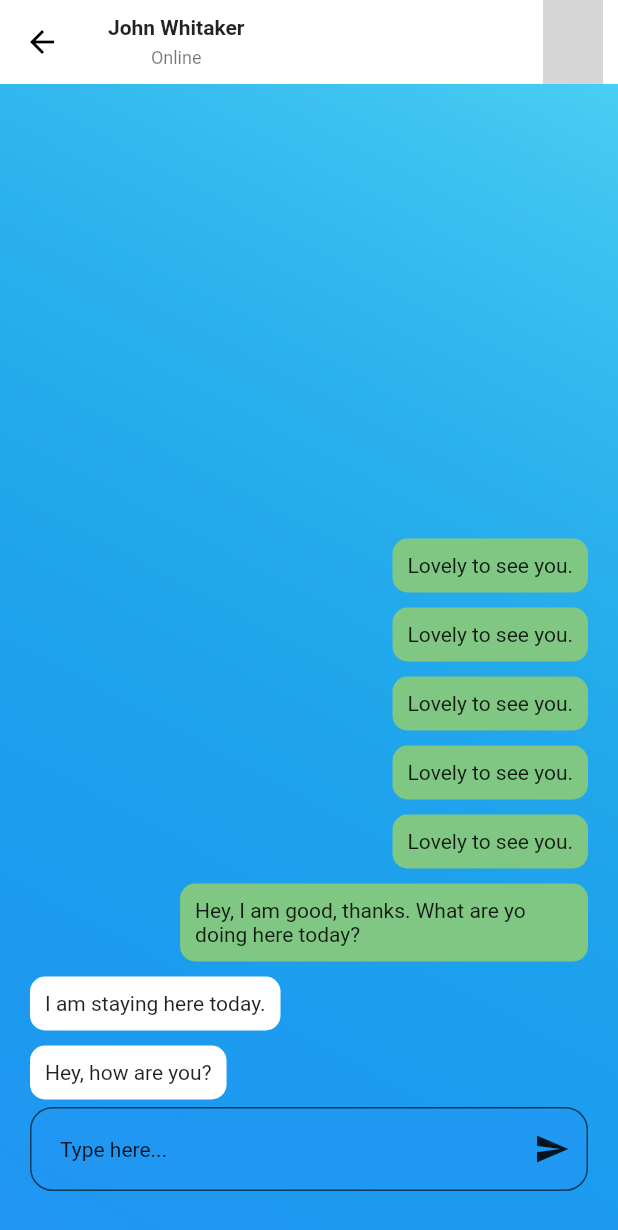
After one commit to Chivas1717/chat-wave, a Flutter app: the ChatScreen screen opened directly, on a phone screen of 412 x 824 dp. The commit adds this screen. Shown: the top 1230 px of the screen. Run offline on Flutter 3.47's test engine with Material 2 defaults, Android fonts, the phone set to English and light mode, and no system bars; drawn by our look-alikes of wave; our stand-ins replace bot_toast, dartz, dio, easy_localization, equatable, flutter_svg and 5 more; missing offline and left inert: draggable_fab, fimber, flutter_app_badger; accounts and stored records are empty; network calls fail; grey boxes are pictures that could not be loaded.

Commit message:
feat: chat screen added

```diff
--- a/lib/features/auth/presentation/flow_1/cubit/_state.dart
+++ /dev/null
@@ -1,6 +0,0 @@
-// part of '_cubit.dart';
-
-// @immutable
-// abstract class SampleState {}
-
-// class SampleInitial extends SampleState {}
--- /dev/null
+++ b/lib/features/chats/data/models/chat_model.dart
@@ -0,0 +1,65 @@
+import 'message_model.dart';
+import 'user_model.dart';
+
+class Chat {
+  final String? id;
+  final List<User>? users;
+  final List<Message>? messages;
+
+  const Chat({
+    this.id,
+    this.users = const <User>[],
+    this.messages = const <Message>[],
+  });
+
+  Chat copyWith({
+    String? id,
+    List<User>? users,
+    List<Message>? messages,
+  }) {
+    return Chat(
+      id: id ?? this.id,
+      users: users ?? this.users,
+      messages: messages ?? this.messages,
+    );
+  }
+
+  static List<Chat> chats = [
+    Chat(
+      id: '0',
+      users:
+          User.users.where((user) => user.id == '1' || user.id == '2').toList(),
+      messages: Message.messages
+          .where(
+            (message) =>
+                (message.senderId == '1' || message.senderId == '2') &
+                (message.recipientId == '1' || message.recipientId == '2'),
+          )
+          .toList(),
+    ),
+    Chat(
+      id: '1',
+      users:
+          User.users.where((user) => user.id == '1' || user.id == '3').toList(),
+      messages: Message.messages
+          .where(
+            (message) =>
+                (message.senderId == '1' || message.senderId == '3') &
+                (message.recipientId == '1' || message.recipientId == '3'),
+          )
+          .toList(),
+    ),
+    Chat(
+      id: '2',
+      users:
+          User.users.where((user) => user.id == '1' || user.id == '4').toList(),
+      messages: Message.messages
+          .where(
+            (message) =>
+                (message.senderId == '1' || message.senderId == '4') &
+                (message.recipientId == '1' || message.recipientId == '4'),
+          )
+          .toList(),
+    ),
+  ];
+}
--- /dev/null
+++ b/lib/features/chats/data/models/message_model.dart
@@ -0,0 +1,150 @@
+class Message {
+  final String senderId;
+  final String recipientId;
+  final String text;
+  final DateTime createdAt;
+
+  const Message({
+    required this.senderId,
+    required this.recipientId,
+    required this.text,
+    required this.createdAt,
+  });
+
+  static List<Message> messages = [
+    Message(
+      senderId: '1',
+      recipientId: '2',
+      text: 'Hey, how are you?',
+      createdAt: DateTime(2022, 08, 01, 10, 10, 10),
+    ),
+    Message(
+      senderId: '1',
+      recipientId: '2',
+      text: 'I am staying here today.',
+      createdAt: DateTime(2022, 08, 01, 10, 10, 10).add(
+        const Duration(seconds: 30),
+      ),
+    ),
+    Message(
+      senderId: '2',
+      recipientId: '1',
+      text: 'Hey, I am good, thanks. What are yo doing here today?',
+      createdAt: DateTime(2022, 08, 01, 10, 10, 10).add(
+        const Duration(seconds: 120),
+      ),
+    ),
+    Message(
+      senderId: '2',
+      recipientId: '1',
+      text: 'Lovely to see you.',
+      createdAt: DateTime(2022, 08, 01, 10, 10, 10).add(
+        const Duration(seconds: 200),
+      ),
+    ),
+    Message(
+      senderId: '2',
+      recipientId: '1',
+      text: 'Lovely to see you.',
+      createdAt: DateTime(2022, 08, 01, 10, 10, 10).add(
+        const Duration(seconds: 200),
+      ),
+    ),
+    Message(
+      senderId: '2',
+      recipientId: '1',
+      text: 'Lovely to see you.',
+      createdAt: DateTime(2022, 08, 01, 10, 10, 10).add(
+        const Duration(seconds: 200),
+      ),
+    ),
+    Message(
+      senderId: '2',
+      recipientId: '1',
+      text: 'Lovely to see you.',
+      createdAt: DateTime(2022, 08, 01, 10, 10, 10).add(
+        const Duration(seconds: 200),
+      ),
+    ),
+    Message(
+      senderId: '2',
+      recipientId: '1',
+      text: 'Lovely to see you.',
+      createdAt: DateTime(2022, 08, 01, 10, 10, 10).add(
+        const Duration(seconds: 200),
+      ),
+    ),
+    Message(
+      senderId: '1',
+      recipientId: '3',
+      text: 'Hey, how are you?',
+      createdAt: DateTime(2022, 08, 01, 10, 10, 10),
+    ),
+    Message(
+      senderId: '1',
+      recipientId: '3',
+      text: 'I am staying here today.',
+      createdAt: DateTime(2022, 08, 01, 10, 10, 10).add(
+        const Duration(seconds: 120),
+      ),
+    ),
+    Message(
+      senderId: '3',
+      recipientId: '1',
+      text: 'I am good, thanks. What are yo doing here today?',
+      createdAt: DateTime(2022, 08, 01, 10, 10, 10).add(
+        const Duration(seconds: 200),
+      ),
+    ),
+    Message(
+      senderId: '3',
+      recipientId: '1',
+      text: 'How are you doing today?',
+      createdAt: DateTime(2022, 08, 01, 10, 10, 10).add(
+        const Duration(seconds: 300),
+      ),
+    ),
+    Message(
+      senderId: '1',
+      recipientId: '4',
+      text: 'Hey, how are you?',
+      createdAt: DateTime(2022, 08, 01, 10, 10, 10),
+    ),
+    Message(
+      senderId: '1',
+      recipientId: '4',
+      text: 'I am staying here today.',
+      createdAt: DateTime(2022, 08, 01, 10, 10, 10).add(
+        const Duration(seconds: 120),
+      ),
+    ),
+    Message(
+      senderId: '4',
+      recipientId: '1',
+      text: 'Hey, I am good, thanks. What are yo doing here today?',
+      createdAt: DateTime(2022, 08, 01, 10, 10, 10).add(
+        const Duration(seconds: 250),
+      ),
+    ),
+    Message(
+      senderId: '4',
+      recipientId: '1',
+      text: 'What is the issue?',
+      createdAt: DateTime(2022, 08, 01, 10, 10, 10).add(
+        const Duration(seconds: 400),
+      ),
+    ),
+    Message(
+      senderId: '1',
+      recipientId: '5',
+      text: 'Hey, how are you?',
+      createdAt: DateTime(2022, 08, 01, 10, 10, 20),
+    ),
+    Message(
+      senderId: '1',
+      recipientId: '6',
+      text: 'Hey, how are you?',
+      createdAt: DateTime(2022, 08, 01, 10, 10, 40),
+    ),
+  ];
+}
--- /dev/null
+++ b/lib/features/chats/data/models/user_model.dart
@@ -0,0 +1,58 @@
+class User {
+  final String id;
+  final String name;
+  final String surname;
+  final String imageUrl;
+
+  const User({
+    required this.id,
+    required this.name,
+    required this.surname,
+    required this.imageUrl,
+  });
+
+  static const List<User> users = [
+    User(
+      id: '1',
+      name: 'John',
+      surname: 'Whitaker',
+      imageUrl:
+          'https://images.unsplash.com/photo-1657299143322-934f44698807?ixlib=rb-1.2.1&ixid=MnwxMjA3fDF8MHxwaG90by1wYWdlfHx8fGVufDB8fHx8&auto=format&fit=crop&w=1287&q=80',
+    ),
+    User(
+      id: '2',
+      name: 'Alex',
+      surname: 'Brown',
+      imageUrl:
+          'https://images.unsplash.com/photo-1659661234411-1c3605f2cf3b?ixlib=rb-1.2.1&ixid=MnwxMjA3fDB8MHxwaG90by1wYWdlfHx8fGVufDB8fHx8&auto=format&fit=crop&w=1292&q=80',
+    ),
+    User(
+      id: '3',
+      name: 'Lisa',
+      surname: 'Jones',
+      imageUrl:
+          'https://images.unsplash.com/photo-1659798513836-be95d1321735?ixlib=rb-1.2.1&ixid=MnwxMjA3fDB8MHxwaG90by1wYWdlfHx8fGVufDB8fHx8&auto=format&fit=crop&w=1288&q=80',
+    ),
+    User(
+      id: '4',
+      name: 'Anthony',
+      surname: 'Jones',
+      imageUrl:
+          'https://images.unsplash.com/photo-1657299141984-dd9196274cde?ixlib=rb-1.2.1&ixid=MnwxMjA3fDF8MHxwaG90by1wYWdlfHx8fGVufDB8fHx8&auto=format&fit=crop&w=987&q=80',
+    ),
+    User(
+      id: '5',
+      name: 'Kathy',
+      surname: 'Ball',
+      imageUrl:
+          'https://images.unsplash.com/photo-1659788496199-01c0436a16f4?ixlib=rb-1.2.1&ixid=MnwxMjA3fDB8MHxwaG90by1wYWdlfHx8fGVufDB8fHx8&auto=format&fit=crop&w=1319&q=80',
+    ),
+    User(
+      id: '6',
+      name: 'Mark',
+      surname: 'Lost',
+      imageUrl:
+          'https://images.unsplash.com/photo-1659763708148-71eaeee1101e?ixlib=rb-1.2.1&ixid=MnwxMjA3fDB8MHxwaG90by1wYWdlfHx8fGVufDB8fHx8&auto=format&fit=crop&w=1287&q=80',
+    ),
+  ];
+}
--- /dev/null
+++ b/lib/features/chats/presentation/screens/chat_screen.dart
@@ -0,0 +1,254 @@
+import 'package:clean_architecture_template/features/chats/data/models/chat_model.dart';
+import 'package:clean_architecture_template/features/chats/data/models/message_model.dart';
+import 'package:clean_architecture_template/features/chats/data/models/user_model.dart';
+import 'package:flutter/material.dart';
+import 'package:wave/config.dart';
+import 'package:wave/wave.dart';
+
+class ChatScreen extends StatefulWidget {
+  const ChatScreen({Key? key}) : super(key: key);
+
+  @override
+  State<ChatScreen> createState() => _ChatScreenState();
+}
+
+class _ChatScreenState extends State<ChatScreen> with TickerProviderStateMixin {
+  ScrollController scrollController = ScrollController();
+  late AnimationController chatAnimationController;
+  TextEditingController textEditingController = TextEditingController();
+  late String text;
+  late User user;
+  late Chat chat;
+
+  @override
+  void initState() {
+    chatAnimationController = AnimationController(
+      vsync: this,
+      duration: const Duration(milliseconds: 500),
+    );
+    WidgetsBinding.instance.addPostFrameCallback((_) => showChat());
+    user = User.users[0];
+    chat = Chat.chats[0];
+    super.initState();
+  }
+
+  @override
+  Widget build(BuildContext context) {
+    return Container(
+      decoration: BoxDecoration(
+        gradient: LinearGradient(
+          begin: Alignment.topLeft,
+          end: Alignment.topRight,
+          colors: [
+            Theme.of(context).colorScheme.secondary,
+            Theme.of(context).colorScheme.primary,
+          ],
+        ),
+      ),
+      child: Scaffold(
+        appBar: _CustomAppBar(user: user),
+        backgroundColor: Colors.white,
+        body: SlideTransition(
+          position: Tween<Offset>(begin: const Offset(0, 1), end: Offset.zero)
+              .animate(chatAnimationController),
+          child: Stack(
+            children: [
+              WaveWidget(
+                config: CustomConfig(
+                  gradients: [
+                    [Colors.blue, Color(0xEEccf9ff)],
+                    [Colors.blue[800]!, Color(0xEE7ce8ff)],
+                    [Colors.blue, Color(0x6655d0ff)],
+                    [Colors.blue, Color(0x5500acdf)]
+                  ],
+                  durations: [35000, 19440, 10800, 6000],
+                  heightPercentages: [-0.07, -0.03, -0.08, -0.05],
+                  gradientBegin: Alignment.bottomLeft,
+                  gradientEnd: Alignment.topRight,
+                ),
+                size: Size(double.infinity, double.infinity),
+                waveAmplitude: 0,
+              ),
+              Container(
+                margin: const EdgeInsets.only(top: 10.0),
+                padding: const EdgeInsets.symmetric(
+                  horizontal: 20.0,
+                  vertical: 30.0,
+                ),
+                decoration: BoxDecoration(
+                  color: Colors.transparent,
+                  // borderRadius: const BorderRadius.only(
+                  //   topLeft: Radius.circular(50.0),
+                  //   topRight: Radius.circular(50.0),
+                  // ),
+                ),
+                height: MediaQuery.of(context).size.height,
+                child: Column(
+                  crossAxisAlignment: CrossAxisAlignment.start,
+                  children: [
+                    _ChatMessages(
+                      scrollController: scrollController,
+                      chat: chat,
+                    ),
+                    TextFormField(
+                      controller: textEditingController,
+                      onChanged: (value) {
+                        setState(() {
+                          text = value;
+                        });
+                      },
+                      style: Theme.of(context).textTheme.bodyMedium,
+                      decoration: InputDecoration(
+                        filled: true,
+                        fillColor: Theme.of(context)
+                            .colorScheme
+                            .secondary
+                            .withAlpha(150),
+                        hintText: 'Type here...',
+                        hintStyle: Theme.of(context).textTheme.bodyMedium,
+                        // disabledBorder: const OutlineInputBorder(
+                        //   // width: 0.0 produces a thin "hairline" border
+                        //   borderSide:
+                        //       const BorderSide(color: Colors.white, width: 1.0),
+                        // ),
+                        border: OutlineInputBorder(
+                          borderRadius: BorderRadius.circular(15.0),
+                          borderSide:
+                              const BorderSide(color: Colors.white, width: 1.0),
+                        ),
+                        contentPadding: const EdgeInsets.all(20.0),
+                        suffixIcon: _buildIconButton(context),
+                      ),
+                    ),
+                  ],
+                ),
+              ),
+            ],
+          ),
+        ),
+      ),
+    );
+  }
+
+  showChat() {
+    chatAnimationController.forward();
+  }
+
+  IconButton _buildIconButton(BuildContext context) {
+    return IconButton(
+      icon: const Icon(Icons.send),
+      color: Theme.of(context).iconTheme.color,
+      onPressed: () {
+        Message message = Message(
+          senderId: '1',
+          recipientId: '2',
+          text: text,
+          createdAt: DateTime.now(),
+        );
+        List<Message> messages = List.from(chat.messages!)..add(message);
+        messages.sort((a, b) => b.createdAt.compareTo(a.createdAt));
+
+        setState(() {
+          chat = chat.copyWith(messages: messages);
+        });
+        scrollController.animateTo(
+          scrollController.position.minScrollExtent,
+          duration: const Duration(milliseconds: 300),
+          curve: Curves.easeIn,
+        );
+        textEditingController.clear();
+      },
+    );
+  }
+}
+
+class _ChatMessages extends StatelessWidget {
+  const _ChatMessages({
+    Key? key,
+    required this.scrollController,
+    required this.chat,
+  }) : super(key: key);
+
+  final ScrollController scrollController;
+  final Chat chat;
+
+  @override
+  Widget build(BuildContext context) {
+    return Expanded(
+      child: ListView.builder(
+        reverse: true,
+        controller: scrollController,
+        itemCount: chat.messages!.length,
+        itemBuilder: (context, index) {
+          Message message = chat.messages![index];
+          return Align(
+            alignment: (message.senderId == '1')
+                ? Alignment.centerLeft
+                : Alignment.centerRight,
+            child: Container(
+              constraints: BoxConstraints(
+                maxWidth: MediaQuery.of(context).size.width * 0.66,
+              ),
+              padding: const EdgeInsets.all(10.0),
+              margin: const EdgeInsets.symmetric(vertical: 5.0),
+              decoration: BoxDecoration(
+                color: (message.senderId == '1')
+                    ? Colors.white
+                    : Colors.green[300],
+                borderRadius: const BorderRadius.all(Radius.circular(10)),
+              ),
+              child: Text(
+                message.text,
+                style: Theme.of(context).textTheme.bodyMedium,
+              ),
+            ),
+          );
+        },
+      ),
+    );
+  }
+}
+
+class _CustomAppBar extends StatelessWidget implements PreferredSizeWidget {
+  const _CustomAppBar({
+    Key? key,
+    required this.user,
+  }) : super(key: key);
+
+  final User user;
+  @override
+  Widget build(BuildContext context) {
+    return AppBar(
+      backgroundColor: Colors.white,
+      iconTheme: IconThemeData(color: Colors.black),
+      title: Column(
+        children: [
+          Text(
+            '${user.name} ${user.surname}',
+            style: Theme.of(context)
+                .textTheme
+                .bodyLarge!
+                .copyWith(fontWeight: FontWeight.bold),
+          ),
+          const SizedBox(height: 5),
+          Text(
+            'Online',
+            style: Theme.of(context).textTheme.bodySmall,
+          ),
+        ],
+      ),
+      elevation: 0,
+      actions: [
+        Container(
+          margin: const EdgeInsets.only(right: 10.0),
+          child: CircleAvatar(
+            backgroundImage: NetworkImage(user.imageUrl),
+          ),
+        )
+      ],
+    );
+  }
+
+  @override
+  Size get preferredSize => const Size.fromHeight(56.0);
+}
--- a/lib/features/chats/presentation/screens/main_chats_screen.dart
+++ b/lib/features/chats/presentation/screens/main_chats_screen.dart
@@ -2,8 +2,8 @@ import 'package:clean_architecture_template/core/style/colors.dart';
 import 'package:clean_architecture_template/features/chats/presentation/widgets/chats_list.dart';
 import 'package:clean_architecture_template/features/chats/presentation/widgets/favorite_contacts.dart';
 import 'package:clean_architecture_template/features/chats/presentation/widgets/user_avatar.dart';
+import 'package:draggable_fab/draggable_fab.dart';
 import 'package:flutter/material.dart';
-import 'package:draggable_fab/draggable_fab.dart';
 
 class MainChatsScreen extends StatefulWidget {
   const MainChatsScreen({super.key});
@@ -17,16 +17,15 @@ class _MainChatsScreenState extends State<MainChatsScreen> {
 
   @override
   Widget build(BuildContext context) {
-    return SafeArea(
-      child: Scaffold(
+    return Scaffold(
       key: _globalKey,
-        backgroundColor: const Color(0xFF171717),
+      backgroundColor: const Color(0x550080bf),
       body: Stack(
         children: [
           Column(
             children: [
               Padding(
-                  padding: const EdgeInsets.only(top: 30, left: 5, right: 5),
+                padding: const EdgeInsets.only(top: 50, left: 5, right: 5),
                 child: Row(
                   mainAxisAlignment: MainAxisAlignment.spaceBetween,
                   children: [
@@ -101,14 +100,14 @@ class _MainChatsScreenState extends State<MainChatsScreen> {
             ],
           ),
           Positioned(
-              top: 150,
+            top: 160,
             left: 0,
             right: 0,
             child: Container(
               padding: const EdgeInsets.only(top: 15, left: 25, right: 25),
               height: 220,
               decoration: const BoxDecoration(
-                  color: Color(0xFF27c1a9),
+                color: Color(0xEE7ce8ff),
                 borderRadius: BorderRadius.only(
                   topLeft: Radius.circular(40),
                   topRight: Radius.circular(40),
@@ -141,7 +140,7 @@ class _MainChatsScreenState extends State<MainChatsScreen> {
           height: 65,
           width: 65,
           child: FloatingActionButton(
-              backgroundColor: const Color(0xFF27c1a9),
+            backgroundColor: const Color(0xEE7ce8ff),
             child: const Icon(
               Icons.add,
               size: 30,
@@ -153,7 +152,7 @@ class _MainChatsScreenState extends State<MainChatsScreen> {
       drawer: Drawer(
         width: 275,
         elevation: 30,
-          backgroundColor: Color(0xF3393838),
+        backgroundColor: const Color(0xF3393838),
         shape: const RoundedRectangleBorder(
           borderRadius: BorderRadius.horizontal(
             right: Radius.circular(40),
@@ -178,19 +177,23 @@ class _MainChatsScreenState extends State<MainChatsScreen> {
                 Column(
                   children: [
                     Row(
-                        children: const [
-                          Icon(
+                      children: [
+                        IconButton(
+                          onPressed: () {
+                            Navigator.of(context).pop();
+                          },
+                          icon: const Icon(
                             Icons.arrow_back_ios,
                             color: CColors.white,
                             size: 20,
                           ),
-                          SizedBox(
+                        ),
+                        const SizedBox(
                           width: 56,
                         ),
-                          Text(
+                        const Text(
                           'Settings',
-                            style:
-                                TextStyle(color: CColors.white, fontSize: 16),
+                          style: TextStyle(color: CColors.white, fontSize: 16),
                         ),
                       ],
                     ),
@@ -236,7 +239,6 @@ class _MainChatsScreenState extends State<MainChatsScreen> {
           ),
         ),
       ),
-      ),
     );
   }
 }
--- a/lib/features/chats/presentation/widgets/chat_row.dart
+++ b/lib/features/chats/presentation/widgets/chat_row.dart
@@ -1,4 +1,6 @@
 import 'package:clean_architecture_template/core/style/colors.dart';
+import 'package:clean_architecture_template/core/widgets/transitions/transitions.dart';
+import 'package:clean_architecture_template/features/chats/presentation/screens/chat_screen.dart';
 import 'package:clean_architecture_template/features/chats/presentation/widgets/user_avatar.dart';
 import 'package:flutter/material.dart';
 
@@ -18,7 +20,14 @@ class ChatRow extends StatefulWidget {
 class _ChatRowState extends State<ChatRow> {
   @override
   Widget build(BuildContext context) {
-    return Column(
+    return GestureDetector(
+      behavior: HitTestBehavior.translucent,
+      onTap: () {
+        Navigator.of(context).push(
+          FadePageTransition(child: ChatScreen()),
+        );
+      },
+      child: Column(
         children: [
           Row(
             crossAxisAlignment: CrossAxisAlignment.start,
@@ -65,8 +74,8 @@ class _ChatRowState extends State<ChatRow> {
                         backgroundColor: const Color(0xFF27c1a9),
                         child: Text(
                           '3',
-                        style:
-                            const TextStyle(fontSize: 10, color: CColors.white),
+                          style: const TextStyle(
+                              fontSize: 10, color: CColors.white),
                         ),
                       )
                   ],
@@ -79,6 +88,7 @@ class _ChatRowState extends State<ChatRow> {
             height: 20,
           )
         ],
+      ),
     );
   }
 }
--- a/lib/features/chats/presentation/widgets/chats_list.dart
+++ b/lib/features/chats/presentation/widgets/chats_list.dart
@@ -1,5 +1,3 @@
-import 'package:clean_architecture_template/core/style/colors.dart';
-import 'package:clean_architecture_template/features/chats/presentation/screens/main_chats_screen.dart';
 import 'package:clean_architecture_template/features/chats/presentation/widgets/chat_row.dart';
 import 'package:flutter/material.dart';
 
@@ -21,8 +19,7 @@ class _ChatsListState extends State<ChatsList> {
         ChatRow(img: 'img2.jpeg', name: 'Kalya', message: 'Hello, how are you'),
         ChatRow(img: 'img3.jpeg', name: 'Mary', message: 'Hello, how are you'),
         ChatRow(img: 'img4.jpg', name: 'Hellen', message: 'Hello, how are you'),
-        ChatRow(
-            img: 'img5.jpeg', name: 'Louren', message: 'Hello, how are you'),
+        ChatRow(img: 'img5.jpeg', name: 'Lren', message: 'Hello, how are you'),
         ChatRow(img: 'img6.jpeg', name: 'Tom', message: 'Hello, how are you'),
         ChatRow(img: 'img7.jpeg', name: 'Laura', message: 'Hello, how are you'),
       ],
```
Also changed, not shown: lib/features/auth/presentation/flow_1/cubit/_cubit.dart (deleted, +0 -11 lines), pubspec.yaml (+18 -11 lines), fonts/Nunito-Bold.ttf (added), fonts/Nunito-Regular.ttf (added), fonts/Nunito-SemiBold.ttf (added), fonts/NunitoSans-Bold.ttf (added), fonts/NunitoSans-Regular.ttf (added), fonts/NunitoSans-SemiBold.ttf (added), lib/features/auth/presentation/flow_1/components/widget.dart (deleted), lib/features/auth/presentation/flow_1/first_sample_screen.dart (deleted), lib/features/auth/presentation/flow_1/second_sample_screen.dart (deleted), lib/features/auth/presentation/flow_2/third_sample_screen.dart (deleted), pubspec.lock, 5 other files. Lines whose indentation alone changed are shown as unchanged.
